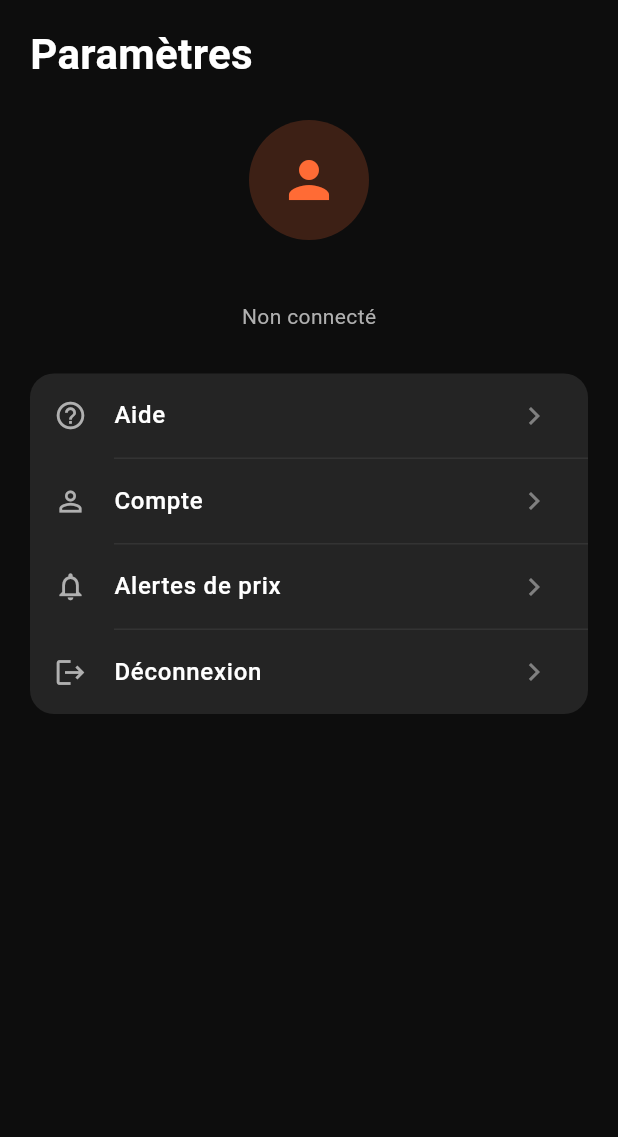
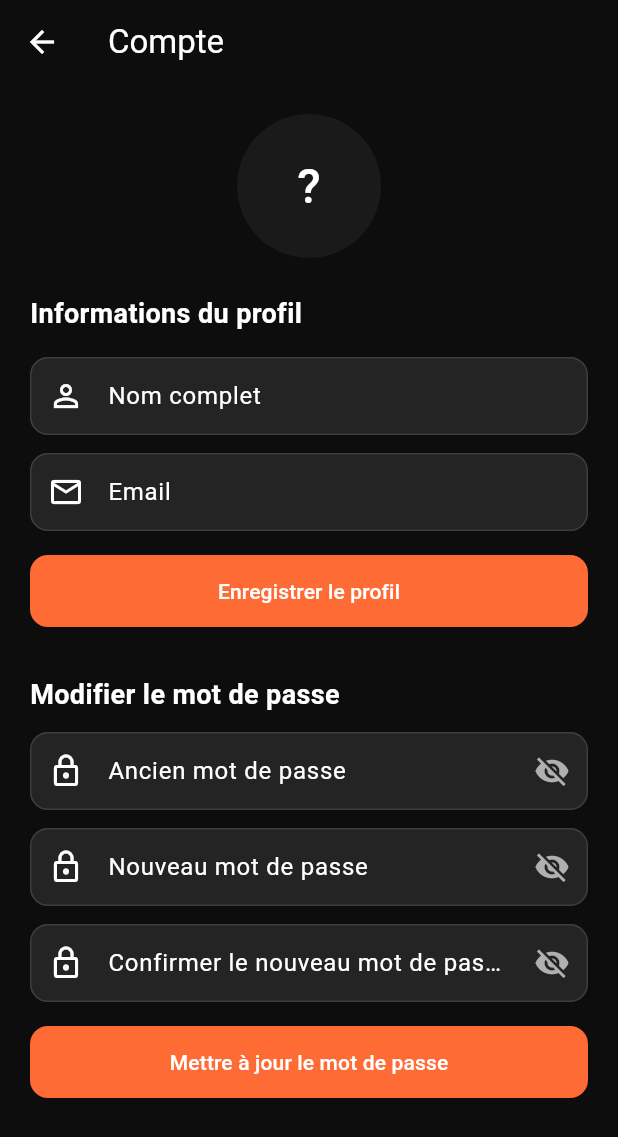
Before and after one commit to Jenovickbg/CryptoFX, a Flutter app: the SettingsScreen screen opened directly, after a tap on "Compte", on a phone screen of 412 x 824 dp. Shown: the top 1137 px of the screen. Run offline on Flutter 3.47's test engine with Material 3 defaults, Android fonts, the phone set to English and light mode, and no system bars; our stand-ins replace cloud_firestore, firebase_auth, firebase_core, firebase_messaging, firebase_storage, fl_chart and 2 more; accounts and stored records are empty; network calls fail.

Commit message:
modification et ajout profil ansi que corection

```diff
--- /dev/null
+++ b/lib/views/screens/account_screen.dart
@@ -0,0 +1,399 @@
+import 'dart:async';
+
+import 'package:flutter/material.dart';
+import 'package:image_picker/image_picker.dart';
+import 'package:provider/provider.dart';
+
+import '../../../controllers/auth_controller.dart';
+import '../../../core/theme/app_colors.dart';
+
+class AccountScreen extends StatefulWidget {
+  const AccountScreen({super.key});
+
+  @override
+  State<AccountScreen> createState() => _AccountScreenState();
+}
+
+class _AccountScreenState extends State<AccountScreen> {
+  final _nameController = TextEditingController();
+  final _currentPwdController = TextEditingController();
+  final _newPwdController = TextEditingController();
+  final _confirmPwdController = TextEditingController();
+  final _picker = ImagePicker();
+
+  final _pwdFormKey = GlobalKey<FormState>();
+
+  bool _obscureCurrent = true;
+  bool _obscureNew = true;
+  bool _obscureConfirm = true;
+  bool _photoLoading = false;
+
+  @override
+  void initState() {
+    super.initState();
+    _photoLoading = false;
+    WidgetsBinding.instance.addPostFrameCallback((_) {
+      final user = context.read<AuthController>().user;
+      _nameController.text = user?.displayName ?? user?.email?.split('@').first ?? '';
+      setState(() {});
+    });
+  }
+
+  @override
+  void dispose() {
+    _nameController.dispose();
+    _currentPwdController.dispose();
+    _newPwdController.dispose();
+    _confirmPwdController.dispose();
+    super.dispose();
+  }
+
+  Future<void> _saveName(AuthController auth) async {
+    final name = _nameController.text.trim();
+    if (name.isEmpty) {
+      ScaffoldMessenger.of(context).showSnackBar(
+        const SnackBar(
+          content: Text('Le nom ne peut pas être vide'),
+          behavior: SnackBarBehavior.floating,
+          backgroundColor: AppColors.down,
+        ),
+      );
+      return;
+    }
+    final msg = await auth.updateDisplayName(name);
+    if (!mounted) return;
+    if (msg != null) {
+      ScaffoldMessenger.of(context).showSnackBar(
+        SnackBar(
+          content: Text(msg),
+          behavior: SnackBarBehavior.floating,
+          backgroundColor: AppColors.down,
+        ),
+      );
+    } else {
+      ScaffoldMessenger.of(context).showSnackBar(
+        const SnackBar(
+          content: Text('Nom mis à jour'),
+          behavior: SnackBarBehavior.floating,
+          backgroundColor: AppColors.up,
+        ),
+      );
+    }
+  }
+
+  static const _photoTimeout = Duration(seconds: 25);
+
+  Future<void> _pickAndUpdatePhoto(AuthController auth) async {
+    final XFile? xFile = await _picker.pickImage(source: ImageSource.gallery);
+    if (xFile == null || !mounted) return;
+    setState(() => _photoLoading = true);
+    String? msg;
+    try {
+      final bytes = await xFile.readAsBytes();
+      msg = await auth.updatePhotoFromBytes(bytes).timeout(
+        _photoTimeout,
+        onTimeout: () => throw TimeoutException('Délai dépassé. Vérifiez la connexion et Storage.'),
+      );
+    } on TimeoutException catch (e) {
+      msg = e.message ?? 'Délai dépassé';
+    } catch (e) {
+      msg = e.toString();
+    } finally {
+      if (mounted) setState(() => _photoLoading = false);
+    }
+    if (!mounted) return;
+    if (msg != null) {
+      ScaffoldMessenger.of(context).showSnackBar(
+        SnackBar(
+          content: Text(msg!),
+          behavior: SnackBarBehavior.floating,
+          backgroundColor: AppColors.down,
+        ),
+      );
+    } else {
+      ScaffoldMessenger.of(context).showSnackBar(
+        const SnackBar(
+          content: Text('Photo mise à jour'),
+          behavior: SnackBarBehavior.floating,
+          backgroundColor: AppColors.up,
+        ),
+      );
+    }
+  }
+
+  Future<void> _changePassword(AuthController auth) async {
+    if (!_pwdFormKey.currentState!.validate()) return;
+    final current = _currentPwdController.text;
+    final newPwd = _newPwdController.text;
+
+    final msg = await auth.changePassword(
+      currentPassword: current,
+      newPassword: newPwd,
+    );
+    if (!mounted) return;
+    if (msg != null) {
+      ScaffoldMessenger.of(context).showSnackBar(
+        SnackBar(
+          content: Text(msg),
+          behavior: SnackBarBehavior.floating,
+          backgroundColor: AppColors.down,
+        ),
+      );
+    } else {
+      _currentPwdController.clear();
+      _newPwdController.clear();
+      _confirmPwdController.clear();
+      ScaffoldMessenger.of(context).showSnackBar(
+        const SnackBar(
+          content: Text('Mot de passe mis à jour'),
+          behavior: SnackBarBehavior.floating,
+          backgroundColor: AppColors.up,
+        ),
+      );
+    }
+  }
+
+  @override
+  Widget build(BuildContext context) {
+    return Scaffold(
+      appBar: AppBar(
+        title: const Text('Compte'),
+      ),
+      body: SafeArea(
+        child: Padding(
+          padding: const EdgeInsets.all(20),
+          child: Consumer<AuthController>(
+            builder: (context, auth, _) {
+              final email = auth.user?.email ?? '';
+              final photoUrl = auth.user?.photoURL;
+              final initial = (auth.user?.displayName ?? auth.user?.email ?? '?')
+                  .trim()
+                  .isNotEmpty
+                  ? (auth.user!.displayName ?? auth.user!.email ?? '?')
+                      .trim()
+                      .substring(0, 1)
+                      .toUpperCase()
+                  : '?';
+              return SingleChildScrollView(
+                child: Column(
+                  crossAxisAlignment: CrossAxisAlignment.start,
+                  children: [
+                    Center(
+                      child: GestureDetector(
+                        onTap: _photoLoading || auth.loading
+                            ? null
+                            : () => _pickAndUpdatePhoto(auth),
+                        child: Stack(
+                          alignment: Alignment.center,
+                          children: [
+                            CircleAvatar(
+                              radius: 48,
+                              backgroundColor: AppColors.surface,
+                              backgroundImage:
+                                  photoUrl != null ? NetworkImage(photoUrl) : null,
+                              child: photoUrl == null
+                                  ? Text(
+                                      initial,
+                                      style: const TextStyle(
+                                        fontSize: 32,
+                                        color: AppColors.textPrimary,
+                                      ),
+                                    )
+                                  : null,
+                            ),
+                            if (_photoLoading)
+                              Positioned.fill(
+                                child: Container(
+                                  decoration: BoxDecoration(
+                                    color: Colors.black54,
+                                    shape: BoxShape.circle,
+                                    boxShadow: [
+                                      BoxShadow(
+                                        blurRadius: 8,
+                                        spreadRadius: 0,
+                                        color: Colors.black26,
+                                      ),
+                                    ],
+                                  ),
+                                  child: const Center(
+                                    child: SizedBox(
+                                      width: 32,
+                                      height: 32,
+                                      child: CircularProgressIndicator(
+                                        strokeWidth: 2,
+                                        color: Colors.white,
+                                      ),
+                                    ),
+                                  ),
+                                ),
+                              ),
+                          ],
+                        ),
+                      ),
+                    ),
+                    const SizedBox(height: 24),
+                    Text(
+                      'Informations du profil',
+                      style: TextStyle(
+                        fontSize: 18,
+                        fontWeight: FontWeight.w600,
+                        color: AppColors.textPrimary,
+                      ),
+                    ),
+                    const SizedBox(height: 16),
+                    TextField(
+                      controller: _nameController,
+                      decoration: const InputDecoration(
+                        labelText: 'Nom complet',
+                        prefixIcon: Icon(Icons.person_outline),
+                      ),
+                    ),
+                    const SizedBox(height: 12),
+                    TextField(
+                      readOnly: true,
+                      decoration: InputDecoration(
+                        labelText: 'Email',
+                        prefixIcon: const Icon(Icons.email_outlined),
+                        hintText: email,
+                      ),
+                    ),
+                    const SizedBox(height: 16),
+                    SizedBox(
+                      width: double.infinity,
+                      child: ElevatedButton(
+                        onPressed: auth.loading ? null : () => _saveName(auth),
+                        child: auth.loading
+                            ? const SizedBox(
+                                height: 22,
+                                width: 22,
+                                child: CircularProgressIndicator(
+                                  strokeWidth: 2,
+                                  color: Colors.white,
+                                ),
+                              )
+                            : const Text('Enregistrer le profil'),
+                      ),
+                    ),
+                    const SizedBox(height: 32),
+                    Text(
+                      'Modifier le mot de passe',
+                      style: TextStyle(
+                        fontSize: 18,
+                        fontWeight: FontWeight.w600,
+                        color: AppColors.textPrimary,
+                      ),
+                    ),
+                    const SizedBox(height: 12),
+                    Form(
+                      key: _pwdFormKey,
+                      child: Column(
+                        children: [
+                          TextFormField(
+                            controller: _currentPwdController,
+                            obscureText: _obscureCurrent,
+                            decoration: InputDecoration(
+                              labelText: 'Ancien mot de passe',
+                              prefixIcon: const Icon(Icons.lock_outline),
+                              suffixIcon: IconButton(
+                                icon: Icon(
+                                  _obscureCurrent
+                                      ? Icons.visibility_off
+                                      : Icons.visibility,
+                                  color: AppColors.textSecondary,
+                                ),
+                                onPressed: () => setState(
+                                    () => _obscureCurrent = !_obscureCurrent),
+                              ),
+                            ),
+                            validator: (v) {
+                              if (v == null || v.isEmpty) {
+                                return 'Entrez votre ancien mot de passe';
+                              }
+                              return null;
+                            },
+                          ),
+                          const SizedBox(height: 12),
+                          TextFormField(
+                            controller: _newPwdController,
+                            obscureText: _obscureNew,
+                            decoration: InputDecoration(
+                              labelText: 'Nouveau mot de passe',
+                              prefixIcon: const Icon(Icons.lock_outline),
+                              suffixIcon: IconButton(
+                                icon: Icon(
+                                  _obscureNew
+                                      ? Icons.visibility_off
+                                      : Icons.visibility,
+                                  color: AppColors.textSecondary,
+                                ),
+                                onPressed: () =>
+                                    setState(() => _obscureNew = !_obscureNew),
+                              ),
+                            ),
+                            validator: (v) {
+                              if (v == null || v.isEmpty) {
+                                return 'Entrez un nouveau mot de passe';
+                              }
+                              if (v.length < 6) {
+                                return 'Minimum 6 caractères';
+                              }
+                              return null;
+                            },
+                          ),
+                          const SizedBox(height: 12),
+                          TextFormField(
+                            controller: _confirmPwdController,
+                            obscureText: _obscureConfirm,
+                            decoration: InputDecoration(
+                              labelText: 'Confirmer le nouveau mot de passe',
+                              prefixIcon: const Icon(Icons.lock_outline),
+                              suffixIcon: IconButton(
+                                icon: Icon(
+                                  _obscureConfirm
+                                      ? Icons.visibility_off
+                                      : Icons.visibility,
+                                  color: AppColors.textSecondary,
+                                ),
+                                onPressed: () => setState(
+                                    () => _obscureConfirm = !_obscureConfirm),
+                              ),
+                            ),
+                            validator: (v) {
+                              if (v != _newPwdController.text) {
+                                return 'Les mots de passe ne correspondent pas';
+                              }
+                              return null;
+                            },
+                          ),
+                          const SizedBox(height: 16),
+                          SizedBox(
+                            width: double.infinity,
+                            child: ElevatedButton(
+                              onPressed: auth.loading
+                                  ? null
+                                  : () => _changePassword(auth),
+                              child: auth.loading
+                                  ? const SizedBox(
+                                      height: 22,
+                                      width: 22,
+                                      child: CircularProgressIndicator(
+                                        strokeWidth: 2,
+                                        color: Colors.white,
+                                      ),
+                                    )
+                                  : const Text('Mettre à jour le mot de passe'),
+                            ),
+                          ),
+                        ],
+                      ),
+                    ),
+                  ],
+                ),
+              );
+            },
+          ),
+        ),
+      ),
+    );
+  }
+}
--- a/lib/views/screens/login_screen.dart
+++ b/lib/views/screens/login_screen.dart
@@ -41,6 +41,10 @@ class _LoginScreenState extends State<LoginScreen> {
           behavior: SnackBarBehavior.floating,
         ),
       );
+    } else {
+      // Succès : revenir à la route racine.
+      // Le Consumer<AuthController> dans main.dart affichera MainShell.
+      Navigator.of(context).popUntil((route) => route.isFirst);
     }
   }
 
@@ -55,6 +59,8 @@ class _LoginScreenState extends State<LoginScreen> {
           behavior: SnackBarBehavior.floating,
         ),
       );
+    } else {
+      Navigator.of(context).popUntil((route) => route.isFirst);
     }
   }
 
--- a/lib/views/screens/register_screen.dart
+++ b/lib/views/screens/register_screen.dart
@@ -52,6 +52,8 @@ class _RegisterScreenState extends State<RegisterScreen> {
           behavior: SnackBarBehavior.floating,
         ),
       );
+      // Succès : revenir à la route racine pour laisser l'app afficher MainShell.
+      Navigator.of(context).popUntil((route) => route.isFirst);
     }
   }
 
@@ -66,6 +68,8 @@ class _RegisterScreenState extends State<RegisterScreen> {
           behavior: SnackBarBehavior.floating,
         ),
       );
+    } else {
+      Navigator.of(context).popUntil((route) => route.isFirst);
     }
   }
 
--- a/lib/views/screens/settings_screen.dart
+++ b/lib/views/screens/settings_screen.dart
@@ -3,6 +3,7 @@ import 'package:provider/provider.dart';
 
 import '../../../controllers/auth_controller.dart';
 import '../../../core/theme/app_colors.dart';
+import 'account_screen.dart';
 import 'alerts_screen.dart';
 
 class SettingsScreen extends StatelessWidget {
@@ -83,7 +84,13 @@ class SettingsScreen extends StatelessWidget {
                           _SettingsTile(
                             icon: Icons.person_outline,
                             title: 'Compte',
-                            onTap: () {},
+                            onTap: () {
+                              Navigator.of(context).push(
+                                MaterialPageRoute(
+                                  builder: (_) => const AccountScreen(),
+                                ),
+                              );
+                            },
                           ),
                           _divider(),
                           _SettingsTile(
--- a/pubspec.yaml
+++ b/pubspec.yaml
@@ -39,7 +39,11 @@ dependencies:
   firebase_core: ^3.8.1
   firebase_auth: ^5.3.4
   cloud_firestore: ^5.5.0
+  firebase_storage: ^12.3.6
   google_sign_in: ^6.2.2
+
+  # Galerie (photo de profil)
+  image_picker: ^1.1.2
 
   # State management
   provider: ^6.1.2
```
Also changed, not shown: lib/controllers/auth_controller.dart (+64 -0 lines), lib/services/auth_service.dart (+63 -0 lines), assets/images/logo.png, lib/firebase_options.dart, pubspec.lock, 5 other files.
